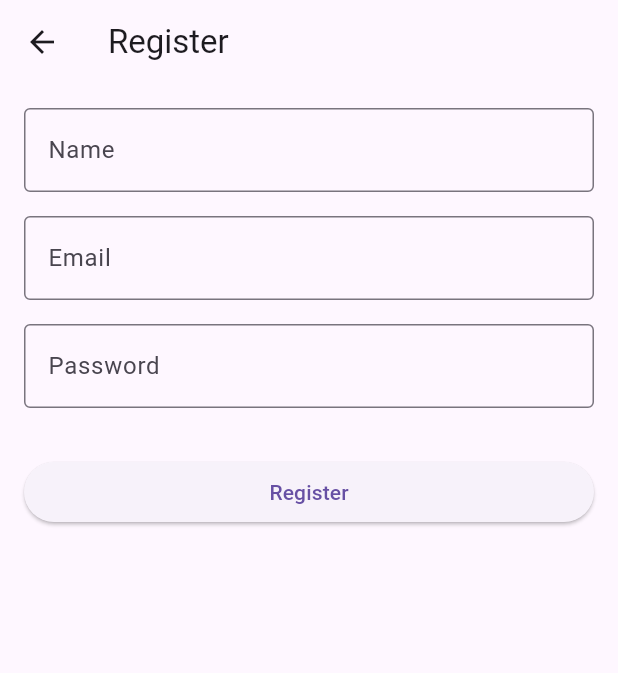
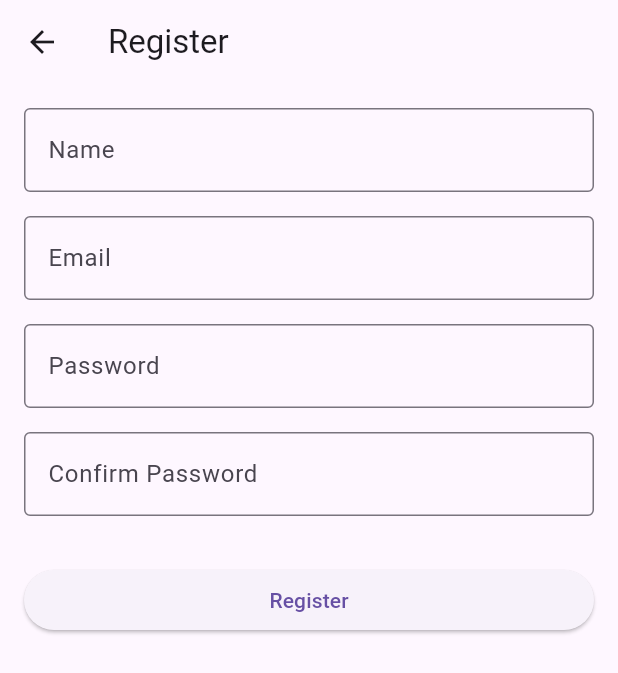
Before and after one commit to Leoka2000/zenaflutter, a Flutter app: the RegisterPage screen opened by its route, on a phone screen of 412 x 824 dp. Shown: the top 673 px of the screen. Run offline on Flutter 3.47's test engine with Material 3 defaults, Android fonts, the phone set to English and light mode, and no system bars.

```diff
--- a/lib/screens/auth/register_page.dart
+++ b/lib/screens/auth/register_page.dart
@@ -12,13 +12,12 @@ class _RegisterPageState extends State<RegisterPage> {
   final _nameController = TextEditingController();
   final _emailController = TextEditingController();
   final _passwordController = TextEditingController();
+  final _confirmPasswordController = TextEditingController();
 
   bool _isLoading = false;
 
   Future<void> registerUser() async {
-    final url = Uri.parse(
-      'http://10.0.2.2:8000/api/register',
-    ); // Adjust if needed
+    final url = Uri.parse('http://10.0.2.2:8000/api/register');
 
     setState(() {
       _isLoading = true;
@@ -31,15 +30,14 @@ class _RegisterPageState extends State<RegisterPage> {
           'name': _nameController.text.trim(),
           'email': _emailController.text.trim(),
           'password': _passwordController.text,
+          'password_confirmation': _confirmPasswordController.text,
         },
       );
 
       final responseData = json.decode(response.body);
       if (response.statusCode == 200 && responseData['status'] == 200) {
-        // Registration successful
         Navigator.pushReplacementNamed(context, '/dashboard');
       } else {
-        // Show error
         showDialog(
           context: context,
           builder: (_) => AlertDialog(
@@ -81,6 +79,7 @@ class _RegisterPageState extends State<RegisterPage> {
     _nameController.dispose();
     _emailController.dispose();
     _passwordController.dispose();
+    _confirmPasswordController.dispose();
     super.dispose();
   }
 
@@ -126,6 +125,18 @@ class _RegisterPageState extends State<RegisterPage> {
                     ? 'Password must be at least 6 characters'
                     : null,
               ),
+              SizedBox(height: 16),
+              TextFormField(
+                controller: _confirmPasswordController,
+                decoration: InputDecoration(
+                  labelText: 'Confirm Password',
+                  border: OutlineInputBorder(),
+                ),
+                obscureText: true,
+                validator: (value) => value != _passwordController.text
+                    ? 'Passwords do not match'
+                    : null,
+              ),
               SizedBox(height: 32),
               ElevatedButton(
                 onPressed: _isLoading
```
Also changed, not shown: lib/screens/auth/login_page.dart (+98 -2 lines).
